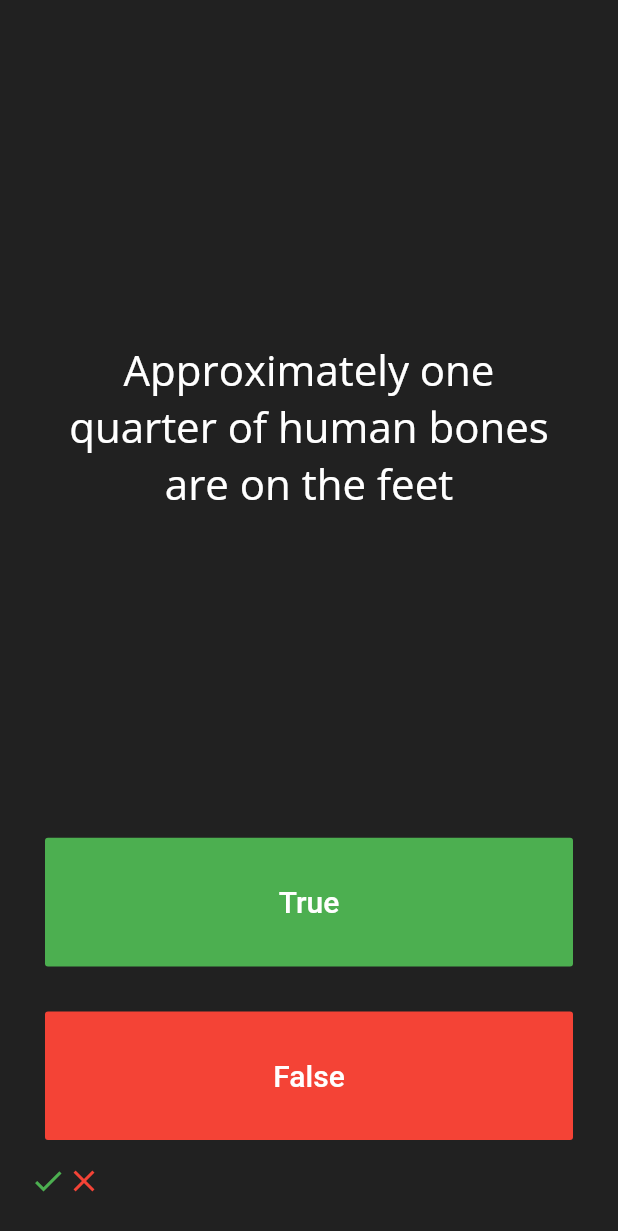
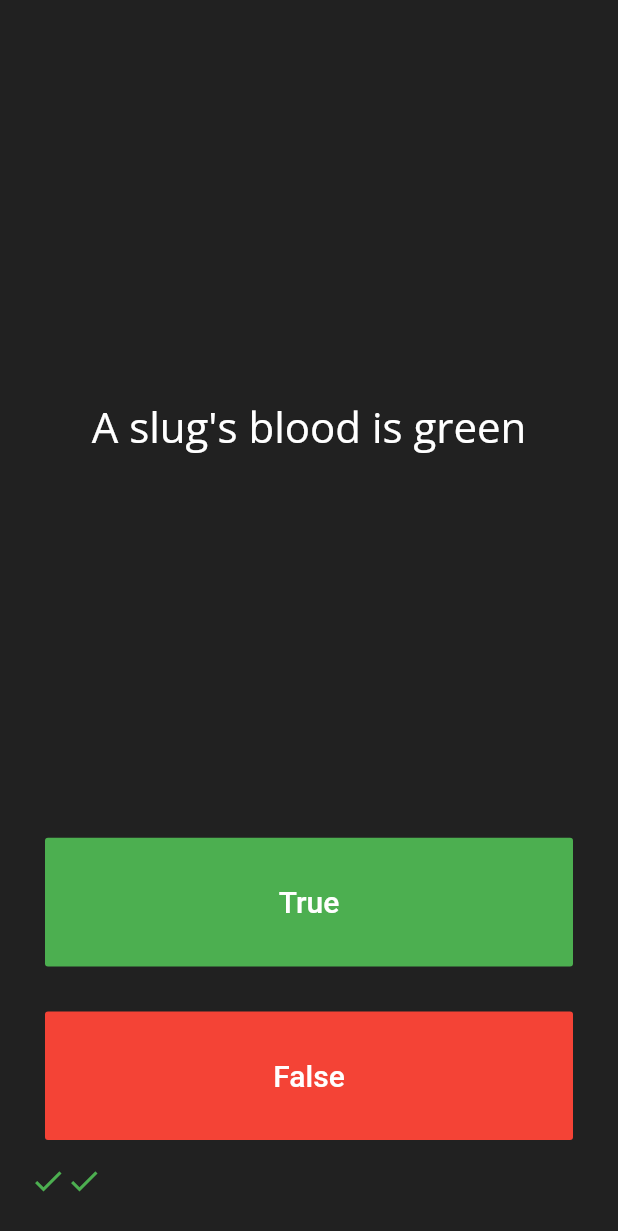
Before and after one commit to nestorsgarzonc/quizz-app, a Flutter app: the screen it shows after launch, after a tap on "True", after a tap on "False", on a phone screen of 412 x 824 dp. Shown: the top 1231 px of the screen. Run offline on Flutter 3.47's test engine with Material 2 defaults, Android fonts, the phone set to English and light mode, and no system bars; our stand-ins replace google_fonts.

Commit message:
adding class

```diff
--- a/lib/main.dart
+++ b/lib/main.dart
@@ -1,5 +1,6 @@
 import 'package:flutter/material.dart';
 import 'package:google_fonts/google_fonts.dart';
+import 'package:quizz_app/question.dart';
 
 void main() => runApp(MyApp());
 
@@ -29,12 +30,15 @@ class QuizzPage extends StatefulWidget {
 
 class _QuizzPageState extends State<QuizzPage> {
   List<Widget> scoreKeeper = [];
-  List<String> questions = [
-    'You can lead a cow down stairs but not up stairs',
-    'Approximately one quarter of human bones are on the feet',
-    'A slug\'s blood is green',
+
+  List<Question> questions = [
+    Question(q: 'You can lead a cow down stairs but not up stairs', a: true),
+    Question(
+        q: 'Approximately one quarter of human bones are on the feet',
+        a: false),
+    Question(q: 'A slug\'s blood is green', a: true),
   ];
-  List<bool> answers = [true, true, false];
+
   int counter = 0;
   @override
   Widget build(BuildContext context) {
@@ -65,7 +69,7 @@ class _QuizzPageState extends State<QuizzPage> {
         padding: EdgeInsets.all(10),
         child: Center(
           child: Text(
-            questions[counter],
+            questions[counter].question,
             textAlign: TextAlign.center,
             style: GoogleFonts.openSans(
               textStyle: TextStyle(fontSize: 28, color: Colors.white),
@@ -89,7 +93,7 @@ class _QuizzPageState extends State<QuizzPage> {
           ),
           onPressed: () {
             setState(() {
-              if (answers[counter] == true) {
+              if (questions[counter].answer == true) {
                 counter++;
                 scoreKeeper.add(Icon(Icons.check, color: Colors.green));
               } else {
@@ -115,7 +119,7 @@ class _QuizzPageState extends State<QuizzPage> {
           ),
           onPressed: () {
             setState(() {
-              if (answers[counter] == false) {
+              if (questions[counter].answer == false) {
                 counter++;
                 scoreKeeper.add(Icon(Icons.check, color: Colors.green));
               } else {
--- /dev/null
+++ b/lib/question.dart
@@ -0,0 +1,9 @@
+class Question {
+  String question;
+  bool answer;
+
+  Question({String q, bool a}) {
+    question = q;
+    answer = a;
+  }
+}
```
